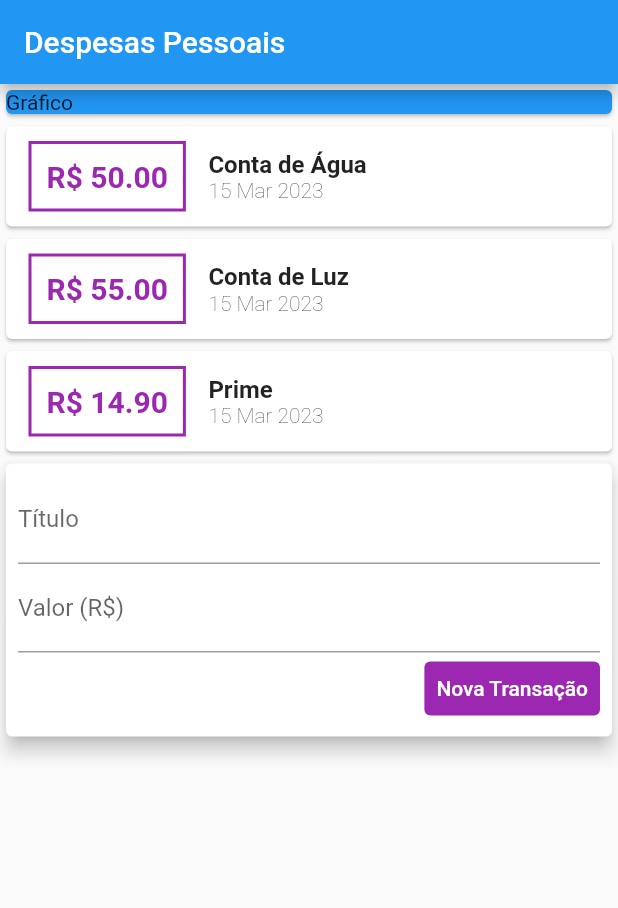
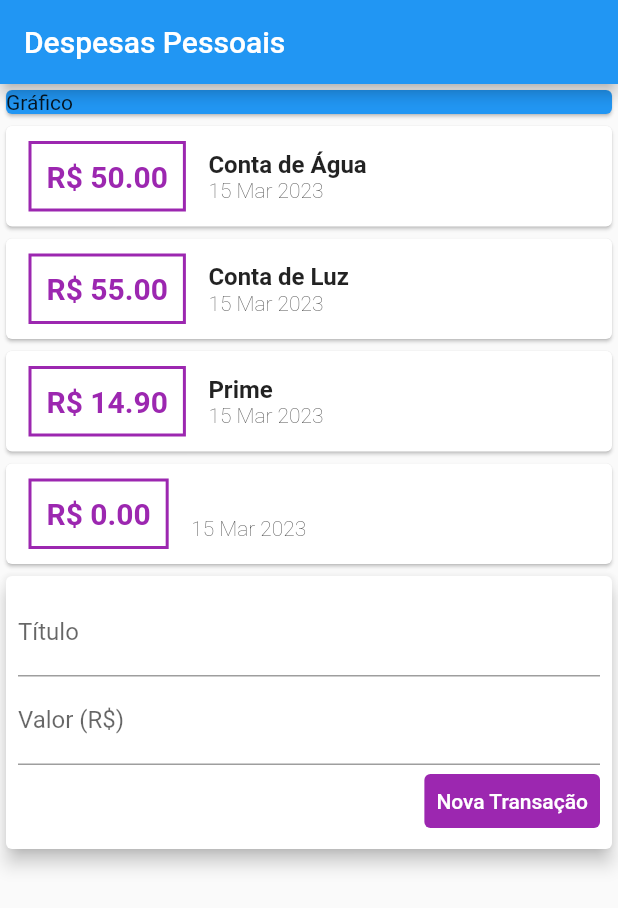
Before and after one commit to HenriqueCisi/project_finances_control, a Flutter app: the screen it shows after launch, after a tap on "Nova Transação", on a phone screen of 412 x 824 dp. Shown: the top 908 px of the screen. Run offline on Flutter 3.47's test engine with Material 2 defaults, Android fonts, the phone set to English and light mode, and no system bars.

Commit message:
adds function to add new transaction + refactor

```diff
--- a/lib/components/transaction_form.dart
+++ b/lib/components/transaction_form.dart
@@ -1,12 +1,15 @@
 import 'package:flutter/material.dart';
 import 'package:flutter/src/widgets/framework.dart';
 import 'package:flutter/src/widgets/placeholder.dart';
+import 'package:project_finances_control/models/transaction.dart';
 
 class TransactionForm extends StatelessWidget {
   final titleController = TextEditingController();
   final valueController = TextEditingController();
 
-  TransactionForm({super.key});
+  final void Function(String, double) addTransaction;
+
+  TransactionForm(this.addTransaction, {super.key});
 
   @override
   Widget build(BuildContext context) {
@@ -31,8 +34,10 @@ class TransactionForm extends StatelessWidget {
                       backgroundColor:
                           MaterialStatePropertyAll<Color>(Colors.purple)),
                   onPressed: () {
-                    print(titleController.text);
-                    print(valueController.text);
+                    final title = titleController.text;
+                    final value = double.tryParse(valueController.text.toString()) ?? 0;
+
+                    addTransaction(title, value);
                   },
                   child: const Text(
                     'Nova Transação',
--- a/lib/components/transaction_user.dart
+++ b/lib/components/transaction_user.dart
@@ -1,3 +1,5 @@
+import 'dart:math';
+
 import 'package:flutter/material.dart';
 
 import '../models/transaction.dart';
@@ -17,14 +19,28 @@ class _TransactionUserState extends State<TransactionUser> {
         id: 't1', title: 'Conta de Água', value: 50.00, date: DateTime.now()),
     Transaction(
         id: 't2', title: 'Conta de Luz', value: 55.00, date: DateTime.now()),
-    Transaction(
-        id: 't3', title: 'Prime', value: 14.90, date: DateTime.now()),
+    Transaction(id: 't3', title: 'Prime', value: 14.90, date: DateTime.now()),
   ];
+
+  void _addNewTransaction(String title, double value) {
+    final newTransaction = Transaction(
+        id: Random().nextDouble().toString(),
+        title: title,
+        value: value,
+        date: DateTime.now());
+
+    setState(() {
+      _transactions.add(newTransaction);
+    });
+  }
 
   @override
   Widget build(BuildContext context) {
     return Column(
-      children: [TransactionList(_transactions), TransactionForm()],
+      children: [
+        TransactionList(_transactions),
+        TransactionForm(_addNewTransaction)
+      ],
     );
   }
 }
```
